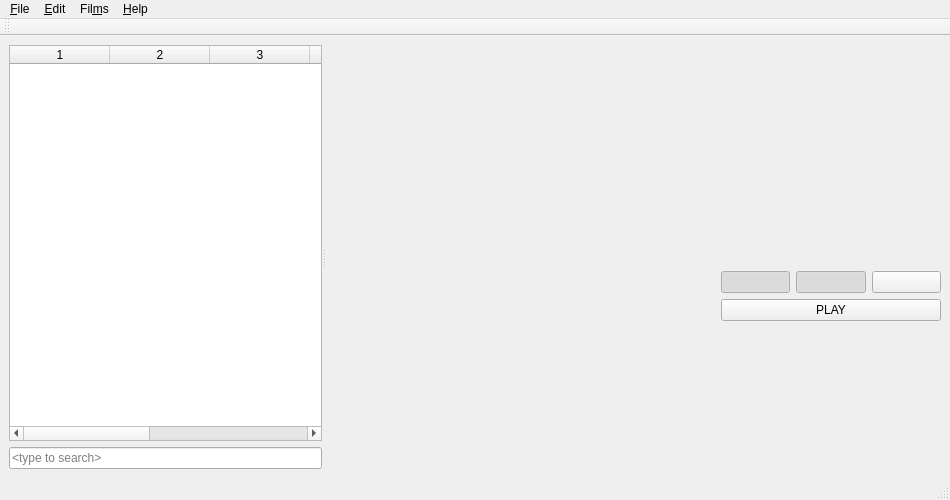
This is src/mainwindow.ui in eugene-melnik/alexandra as Qt 5 draws it before an edit. The edited form follows.
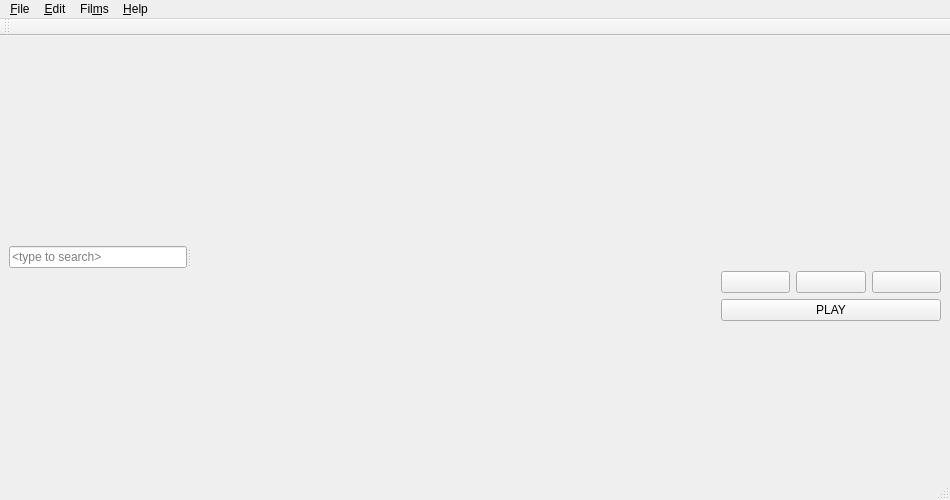
This is the edited form. Icons and pictures are not drawn. Custom widgets are drawn as their Qt base class.

The edit to the form file:
```diff
--- a/src/mainwindow.ui
+++ b/src/mainwindow.ui
@@ -31,68 +31,18 @@
        <enum>Qt::Horizontal</enum>
       </property>
       <widget class="QWidget" name="layoutWidget">
-       <layout class="QVBoxLayout" name="vlLeft" stretch="0,0">
+       <layout class="QVBoxLayout" name="vlLeft" stretch="0">
         <property name="sizeConstraint">
          <enum>QLayout::SetDefaultConstraint</enum>
         </property>
-        <item>
-         <widget class="FilmsList" name="twFilms">
-          <property name="contextMenuPolicy">
-           <enum>Qt::CustomContextMenu</enum>
-          </property>
-          <property name="editTriggers">
-           <set>QAbstractItemView::NoEditTriggers</set>
-          </property>
-          <property name="alternatingRowColors">
-           <bool>true</bool>
-          </property>
-          <property name="selectionMode">
-           <enum>QAbstractItemView::SingleSelection</enum>
-          </property>
-          <property name="selectionBehavior">
-           <enum>QAbstractItemView::SelectRows</enum>
-          </property>
-          <property name="verticalScrollMode">
-           <enum>QAbstractItemView::ScrollPerPixel</enum>
-          </property>
-          <property name="horizontalScrollMode">
-           <enum>QAbstractItemView::ScrollPerPixel</enum>
-          </property>
-          <property name="sortingEnabled">
-           <bool>true</bool>
-          </property>
-          <property name="rowCount">
-           <number>0</number>
-          </property>
-          <property name="columnCount">
-           <number>7</number>
-          </property>
-          <attribute name="horizontalHeaderHighlightSections">
-           <bool>false</bool>
-          </attribute>
-          <attribute name="horizontalHeaderMinimumSectionSize">
-           <number>20</number>
-          </attribute>
-          <attribute name="horizontalHeaderStretchLastSection">
-           <bool>true</bool>
-          </attribute>
-          <attribute name="verticalHeaderVisible">
-           <bool>false</bool>
-          </attribute>
-          <attribute name="verticalHeaderDefaultSectionSize">
-           <number>20</number>
-          </attribute>
-          <column/>
-          <column/>
-          <column/>
-          <column/>
-          <column/>
-          <column/>
-          <column/>
-         </widget>
-        </item>
         <item>
          <widget class="QLineEdit" name="eFilter">
+          <property name="minimumSize">
+           <size>
+            <width>0</width>
+            <height>0</height>
+           </size>
+          </property>
           <property name="toolTip">
            <string>Type keyword for filtering films list</string>
           </property>
@@ -176,7 +126,7 @@
             <rect>
              <x>0</x>
              <y>0</y>
-             <width>386</width>
+             <width>469</width>
              <height>393</height>
             </rect>
            </property>
@@ -441,9 +391,6 @@
              <property name="checkable">
               <bool>true</bool>
              </property>
-             <property name="checked">
-              <bool>true</bool>
-             </property>
             </widget>
            </item>
            <item>
@@ -473,9 +420,6 @@
              <property name="checkable">
               <bool>true</bool>
              </property>
-             <property name="checked">
-              <bool>true</bool>
-             </property>
             </widget>
            </item>
            <item>
@@ -754,11 +698,6 @@
    <extends>QToolBar</extends>
    <header>toolbar.h</header>
   </customwidget>
-  <customwidget>
-   <class>FilmsList</class>
-   <extends>QTableWidget</extends>
-   <header>filmslist.h</header>
-  </customwidget>
   <customwidget>
    <class>StatusBar</class>
    <extends>QStatusBar</extends>
```
Left out of the diff: 16 changed lines with no effect on the pictures.
